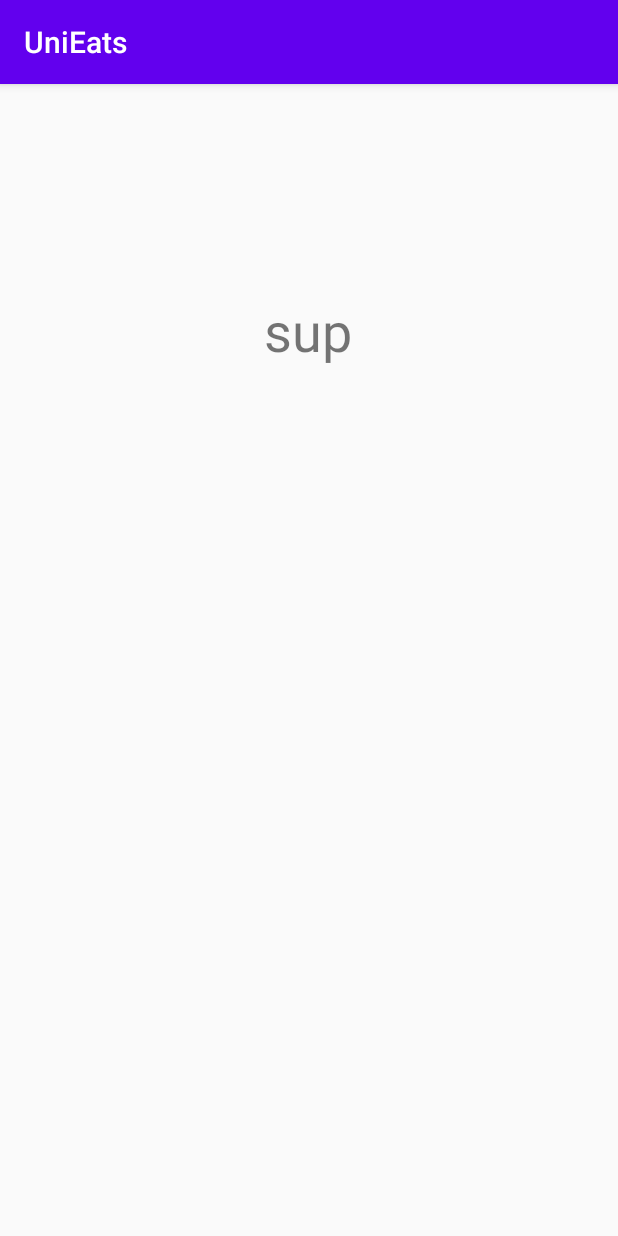
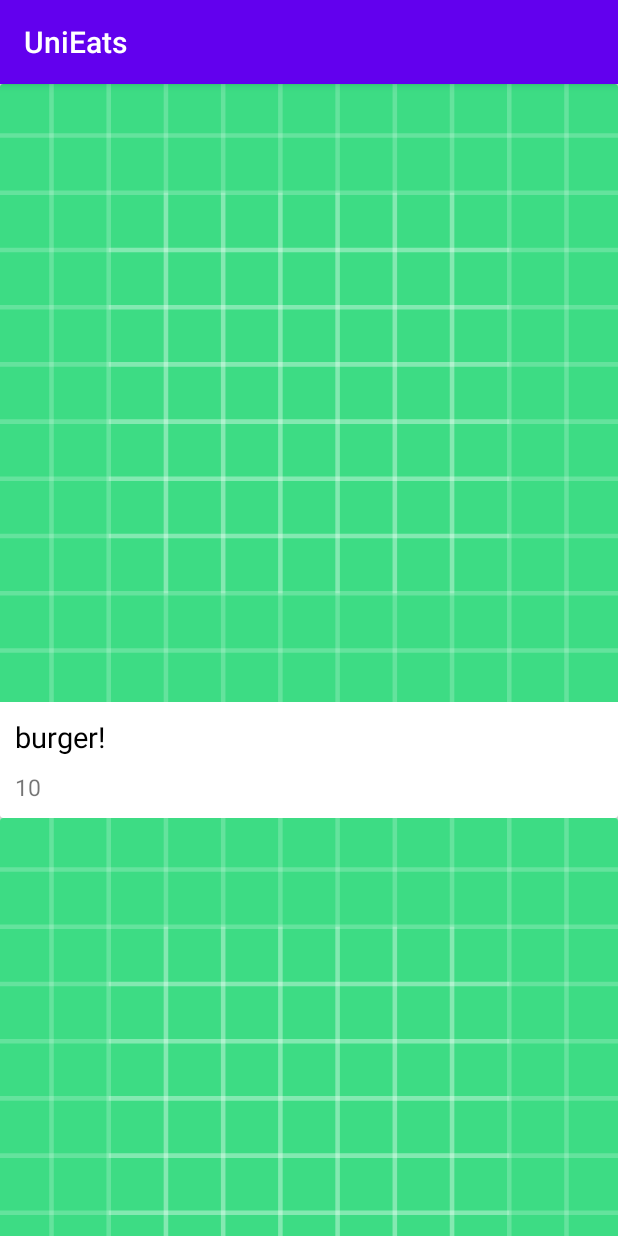
Before and after one commit to frankcsquared/unieats, an Android app: the TrackFragment screen opened through its navigation route, on a phone screen of 412 x 824 dp. Run offline under Robolectric (Android 15) with nearby library versions, the phone set to English and light mode, and no system bars; our stand-ins replace data binding; pictures from the network do not load.

Commit message:
Recyclerview
Added recyclerview with sample data set (food name, image, calories) to track screen.

```diff
--- a/app/build.gradle
+++ b/app/build.gradle
@@ -49,4 +49,17 @@ dependencies {
     androidTestImplementation 'androidx.test.ext:junit:1.1.1'
     androidTestImplementation 'androidx.test.espresso:espresso-core:3.2.0'
 
+    // Card View
+    def cardview_version = "1.0.0"
+    implementation "androidx.cardview:cardview:$cardview_version"
+
+    // Recyclerview
+    def recyclerview_version = "1.0.0"
+    implementation "androidx.recyclerview:recyclerview:$recyclerview_version"
+
+    //glide
+    def glide_version = "4.8.0"
+    implementation "com.github.bumptech.glide:glide:$glide_version"
+    annotationProcessor "com.github.bumptech.glide:compiler:$glide_version"
+
 }
--- a/app/src/main/AndroidManifest.xml
+++ b/app/src/main/AndroidManifest.xml
@@ -1,6 +1,8 @@
 <?xml version="1.0" encoding="utf-8"?>
 <manifest xmlns:android="http://schemas.android.com/apk/res/android"
     package="com.example.unieats">
+
+    <uses-permission android:name="android.permission.INTERNET"/>
 
     <application
         android:allowBackup="true"
--- /dev/null
+++ b/app/src/main/java/com/example/unieats/DataSource.kt
@@ -0,0 +1,72 @@
+package com.example.unieats
+
+import com.example.unieats.models.Food
+
+class DataSource{
+
+    companion object{
+
+        fun createDataSet(): ArrayList<Food>{
+            val list = ArrayList<Food>()
+            list.add(
+                Food(
+                    "burger!",
+                    "https://www.seriouseats.com/recipes/images/2015/07/20150702-sous-vide-hamburger-anova-primary-1500x1125.jpg",
+                    10
+                )
+            )
+            list.add(
+                Food(
+                    "borger",
+                    "https://i.redd.it/nzutxc39dbc11.png",
+                    10000
+                )
+            )
+
+            list.add(
+                Food(
+                    "sandwich",
+                    "https://wiki.teamfortress.com/w/images/thumb/9/95/Sandvich.png/250px-Sandvich.png",
+                    0
+                )
+            )
+            list.add(
+                Food(
+                    "potato",
+                    "https://www.alimentarium.org/en/system/files/thumbnails/image/AL027-01_pomme_de_terre_0.jpg",
+                    1
+                )
+            )
+            list.add(
+                Food(
+                    "baked potato",
+                    "https://food.fnr.sndimg.com/content/dam/images/food/fullset/2011/7/26/1/EA1A02_the-baked-potato_s4x3.jpg.rend.hgtvcom.826.620.suffix/1371599862583.jpeg",
+                    2
+                )
+            )
+            list.add(
+                Food(
+                    "fork",
+                    "https://cdn.imgbin.com/18/9/7/imgbin-fork-QtfSU5qP16VvhWTzeRhP5zX9Y.jpg",
+                    6
+                )
+            )
+            list.add(
+                Food(
+                    "chocolate",
+                    "https://www.hersheys.com/content/dam/smartlabelproductsimage/kitkat/00034000002467-0010.png",
+                    100
+                )
+            )
+            list.add(
+                Food(
+                    "coffee",
+                    "https://i.pinimg.com/564x/2a/95/5f/2a955f6136bc5fe7065f13d8eb3a580a.jpg",
+                    101
+                )
+            )
+
+            return list
+        }
+    }
+}
--- /dev/null
+++ b/app/src/main/java/com/example/unieats/FoodRecyclerAdapter.kt
@@ -0,0 +1,60 @@
+package com.example.unieats
+
+import android.view.LayoutInflater
+import android.view.View
+import android.view.ViewGroup
+import androidx.recyclerview.widget.RecyclerView
+import com.bumptech.glide.Glide
+import com.bumptech.glide.request.RequestOptions
+import com.example.unieats.models.Food
+import kotlinx.android.synthetic.main.layout_food_list_item.view.*
+
+class FoodRecyclerAdapter : RecyclerView.Adapter<RecyclerView.ViewHolder>() {
+
+    private var items: List<Food> = ArrayList()
+
+    override fun onCreateViewHolder(parent: ViewGroup, viewType: Int): RecyclerView.ViewHolder {
+        return FoodViewHolder (
+            LayoutInflater.from(parent.context).inflate(R.layout.layout_food_list_item, parent, false)
+            //this will be the same in any recyclerview
+        )
+    }
+
+    override fun onBindViewHolder(holder: RecyclerView.ViewHolder, position: Int) {
+        when (holder) {
+            is FoodViewHolder -> {
+                holder.bind(items.get(position))
+            }
+        }
+    }
+
+    override fun getItemCount(): Int {
+        return items.size
+    }
+
+    fun submitList(food: List<Food>) {
+        items = food
+    }
+
+    class FoodViewHolder constructor(
+        itemView: View
+    ): RecyclerView.ViewHolder(itemView) {
+        val foodName = itemView.food_name
+        val foodImage = itemView.food_image
+        val foodCals = itemView.food_calories
+
+        fun bind(Food: Food) {
+            foodName.text = Food.name
+            foodCals.text = Food.calories.toString()
+
+            val requestOptions = RequestOptions()
+                .placeholder(R.drawable.ic_launcher_background)
+                .error(R.drawable.ic_launcher_background)
+
+            Glide.with(itemView.context)
+                .applyDefaultRequestOptions(requestOptions)
+                .load(Food.image)
+                .into(foodImage)
+        }
+    }
+}
--- a/app/src/main/java/com/example/unieats/MainActivity.kt
+++ b/app/src/main/java/com/example/unieats/MainActivity.kt
@@ -1,9 +1,10 @@
 package com.example.unieats
 
+import android.os.Bundle
 import androidx.appcompat.app.AppCompatActivity
-import android.os.Bundle
 
 class MainActivity : AppCompatActivity() {
+
     override fun onCreate(savedInstanceState: Bundle?) {
         super.onCreate(savedInstanceState)
         setContentView(R.layout.activity_main)
--- a/app/src/main/java/com/example/unieats/TrackFragment.kt
+++ b/app/src/main/java/com/example/unieats/TrackFragment.kt
@@ -5,6 +5,8 @@ import androidx.fragment.app.Fragment
 import android.view.LayoutInflater
 import android.view.View
 import android.view.ViewGroup
+import androidx.recyclerview.widget.LinearLayoutManager
+import kotlinx.android.synthetic.main.fragment_track.*
 
 // TODO: Rename parameter arguments, choose names that match
 // the fragment initialization parameters, e.g. ARG_ITEM_NUMBER
@@ -21,6 +23,8 @@ class TrackFragment : Fragment() {
     private var param1: String? = null
     private var param2: String? = null
 
+    private lateinit var foodAdapter: FoodRecyclerAdapter
+
     override fun onCreate(savedInstanceState: Bundle?) {
         super.onCreate(savedInstanceState)
         arguments?.let {
@@ -29,14 +33,31 @@ class TrackFragment : Fragment() {
         }
     }
 
+    private fun addDataSet () {
+        val data = DataSource.createDataSet()
+        foodAdapter.submitList(data)
+    }
+
+    private fun initRecyclerView () {
+        recycler_view.layoutManager = LinearLayoutManager(this.requireActivity())
+        foodAdapter = FoodRecyclerAdapter()
+        recycler_view.adapter = foodAdapter
+    }
+
     override fun onCreateView(
         inflater: LayoutInflater, container: ViewGroup?,
         savedInstanceState: Bundle?
     ): View? {
         // Inflate the layout for this fragment
         return inflater.inflate(R.layout.fragment_track, container, false)
+
     }
 
+    override fun onViewCreated(view: View, savedInstanceState: Bundle?) {
+        super.onViewCreated(view, savedInstanceState)
+        initRecyclerView()
+        addDataSet()
+    }
     companion object {
         /**
          * Use this factory method to create a new instance of
--- /dev/null
+++ b/app/src/main/java/com/example/unieats/models/Food.kt
@@ -0,0 +1,10 @@
+package com.example.unieats.models
+
+data class Food (
+    var name: String,
+    var image: String,
+    var calories: Int
+)
+    {
+
+}
--- a/app/src/main/res/layout/fragment_track.xml
+++ b/app/src/main/res/layout/fragment_track.xml
@@ -3,21 +3,19 @@
     xmlns:app="http://schemas.android.com/apk/res-auto"
     xmlns:tools="http://schemas.android.com/tools"
     tools:context=".TrackFragment">
-    <androidx.constraintlayout.widget.ConstraintLayout
+    <RelativeLayout
         android:layout_width="match_parent"
         android:layout_height="match_parent"
         >
 
-        <TextView
-            android:id="@+id/trackText"
-            android:layout_width="wrap_content"
-            android:layout_height="wrap_content"
-            android:layout_marginTop="140dp"
-            android:text="sup"
-            android:textSize="36sp"
-            app:layout_constraintEnd_toEndOf="parent"
-            app:layout_constraintHorizontal_bias="0.498"
-            app:layout_constraintStart_toStartOf="parent"
-            app:layout_constraintTop_toTopOf="parent" />
-    </androidx.constraintlayout.widget.ConstraintLayout>
+        <androidx.recyclerview.widget.RecyclerView
+            android:layout_width= "match_parent"
+            android:layout_height="match_parent"
+            android:id="@+id/recycler_view"
+            app:layout_constraintTop_toTopOf="parent"
+            app:layout_constraintBottom_toBottomOf="parent"
+            app:layout_constraintLeft_toLeftOf="parent"
+            app:layout_constraintRight_toRightOf="parent"/>
+
+    </RelativeLayout>
 </layout>
--- /dev/null
+++ b/app/src/main/res/layout/layout_food_list_item.xml
@@ -0,0 +1,68 @@
+<?xml version="1.0" encoding="utf-8"?>
+<androidx.cardview.widget.CardView
+    xmlns:android="http://schemas.android.com/apk/res/android"
+    android:layout_width="match_parent"
+    android:layout_height="wrap_content"
+    xmlns:app="http://schemas.android.com/apk/res-auto"
+    app:cardElevation="10dp"
+    app:cardCornerRadius="2dp"
+    app:cardPreventCornerOverlap="false"
+    >
+
+    <androidx.constraintlayout.widget.ConstraintLayout
+        android:layout_width="match_parent"
+        android:layout_height="wrap_content"
+        >
+
+        <ImageView
+            android:layout_width="match_parent"
+            android:layout_height="0dp"
+            app:layout_constraintTop_toTopOf="parent"
+            app:layout_constraintLeft_toLeftOf="parent"
+            app:layout_constraintRight_toRightOf="parent"
+            android:id="@+id/food_image"
+            android:padding="0dp"
+            android:layout_margin="0dp"
+            android:adjustViewBounds="true"
+            android:scaleType="fitXY"
+            android:src="@mipmap/ic_launcher"
+            />
+
+
+        <LinearLayout
+            android:layout_width="match_parent"
+            android:layout_height="wrap_content"
+            app:layout_constraintTop_toBottomOf="@id/food_image"
+            app:layout_constraintLeft_toLeftOf="parent"
+            app:layout_constraintRight_toRightOf="parent"
+            app:layout_constraintBottom_toBottomOf="parent"
+            android:orientation="vertical"
+            android:padding="10dp"
+            android:id="@+id/container1"
+            >
+
+            <TextView
+                android:id="@+id/food_name"
+                android:layout_width="match_parent"
+                android:layout_height="wrap_content"
+                android:text="burger"
+                android:textColor="#000"
+                android:textSize="19sp" />
+
+            <TextView
+                android:id="@+id/food_calories"
+                android:layout_width="match_parent"
+                android:layout_height="wrap_content"
+                android:layout_marginTop="10dp"
+                android:text="100"
+                android:textSize="15sp" />
+
+
+        </LinearLayout>
+
+
+
+    </androidx.constraintlayout.widget.ConstraintLayout>
+
+
+</androidx.cardview.widget.CardView>
```
